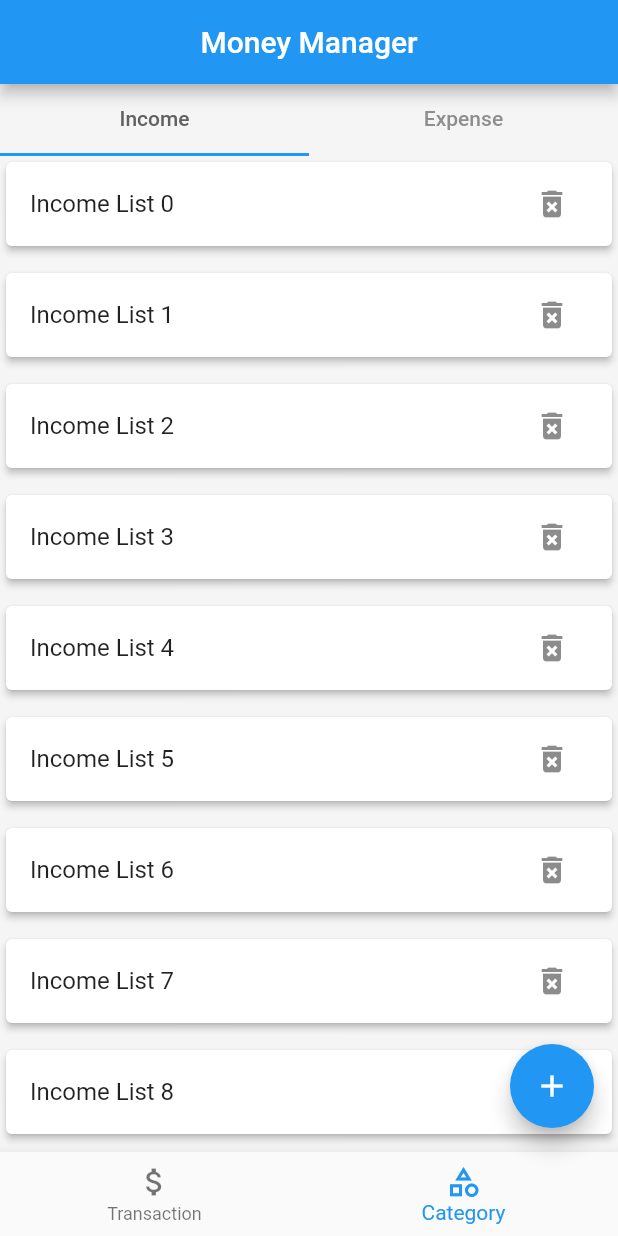
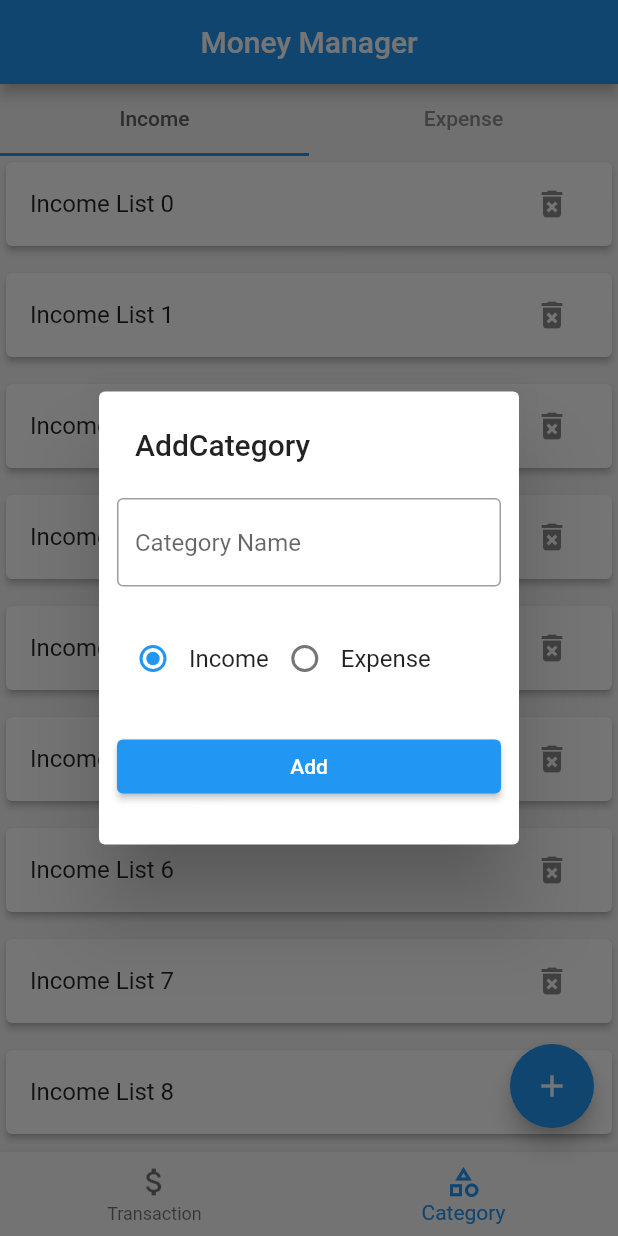
Before and after one commit to MuhammedFaizalB/Money_Management_App, a Flutter app: the screen it shows after launch, item 2 of the bottom bar chosen, after a tap on the "add" icon, on a phone screen of 412 x 824 dp. Run offline on Flutter 3.47's test engine with Material 2 defaults, Android fonts, the phone set to English and light mode, and no system bars; our stand-ins replace hive_flutter; accounts and stored records are empty.

Commit message:
Pop up Added

```diff
--- a/lib/Screens/Home/home_screen.dart
+++ b/lib/Screens/Home/home_screen.dart
@@ -1,7 +1,10 @@
 import 'package:flutter/material.dart';
 
 import 'package:money_management/Screens/category/category.dart';
+import 'package:money_management/Screens/category/category_popup.dart';
 import 'package:money_management/Screens/transaction/transaction.dart';
+import 'package:money_management/db/category/category_db.dart';
+import 'package:money_management/models/category/category_model.dart';
 
 import 'widgets/bottom_navigator.dart';
 
@@ -37,6 +40,13 @@ class HomeScreen extends StatelessWidget {
             print('Add Transaction');
           } else {
             print('Add Category');
+            showCategoryAddedPopup(context);
+            // final _sample = CategoryModel(
+            //   id: DateTime.now().millisecondsSinceEpoch.toString(),
+            //   name: 'Food',
+            //   type: CategoryType.expense,
+            // );
+            // CategoryDb().insertCategory(_sample);
           }
         },
         child: Icon(Icons.add),
--- a/lib/Screens/category/category.dart
+++ b/lib/Screens/category/category.dart
@@ -1,4 +1,5 @@
 import 'package:flutter/material.dart';
+import 'package:money_management/db/category/category_db.dart';
 
 import 'expense_category_list.dart';
 import 'income_category_list.dart';
@@ -11,6 +12,14 @@ class Category extends StatefulWidget {
 }
 
 class _CategoryState extends State<Category> {
+  @override
+  void initState() {
+    CategoryDb().getCategory().then((value) {
+      print('Category DB');
+      print(value.toString());
+    });
+  }
+
   @override
   Widget build(BuildContext context) {
     return DefaultTabController(
--- /dev/null
+++ b/lib/Screens/category/category_popup.dart
@@ -0,0 +1,79 @@
+import 'package:flutter/material.dart';
+import 'package:money_management/models/category/category_model.dart';
+
+ValueNotifier<CategoryType> selectedCategoryNodifier =
+    ValueNotifier(CategoryType.income);
+
+Future<void> showCategoryAddedPopup(BuildContext context) async {
+  showDialog(
+    context: context,
+    builder: (ctx) {
+      return SimpleDialog(
+        title: const Text('AddCategory'),
+        children: [
+          Padding(
+            padding: const EdgeInsets.all(12.0),
+            child: TextFormField(
+              decoration: const InputDecoration(
+                hintText: 'Category Name',
+                border: OutlineInputBorder(),
+              ),
+            ),
+          ),
+          Padding(
+            padding: const EdgeInsets.all(12),
+            child: Row(
+              children: const [
+                RadioButton(title: 'Income', type: CategoryType.income),
+                RadioButton(title: 'Expense', type: CategoryType.expense)
+              ],
+            ),
+          ),
+          Padding(
+            padding: const EdgeInsets.all(12.0),
+            child: ElevatedButton(
+              onPressed: () {},
+              child: const Text('Add'),
+            ),
+          )
+        ],
+      );
+    },
+  );
+}
+
+class RadioButton extends StatelessWidget {
+  final String title;
+  final CategoryType type;
+
+  const RadioButton({
+    Key? key,
+    required this.title,
+    required this.type,
+  }) : super(key: key);
+
+  @override
+  Widget build(BuildContext context) {
+    return Row(
+      children: [
+        ValueListenableBuilder(
+          valueListenable: selectedCategoryNodifier,
+          builder: (BuildContext ctx, CategoryType newCategory, child) {
+            return Radio<CategoryType>(
+              value: type,
+              groupValue: newCategory,
+              onChanged: (value) {
+                if (value == null) {
+                  return;
+                }
+                selectedCategoryNodifier.value = value;
+                selectedCategoryNodifier.notifyListeners();
+              },
+            );
+          },
+        ),
+        Text(title),
+      ],
+    );
+  }
+}
--- a/lib/models/category/category_model.dart
+++ b/lib/models/category/category_model.dart
@@ -26,4 +26,9 @@ class CategoryModel {
     required this.type,
     this.isDeleted = false,
   });
+
+  @override
+  String toString() {
+    return '{ $name  $type}';
+  }
 }
```
